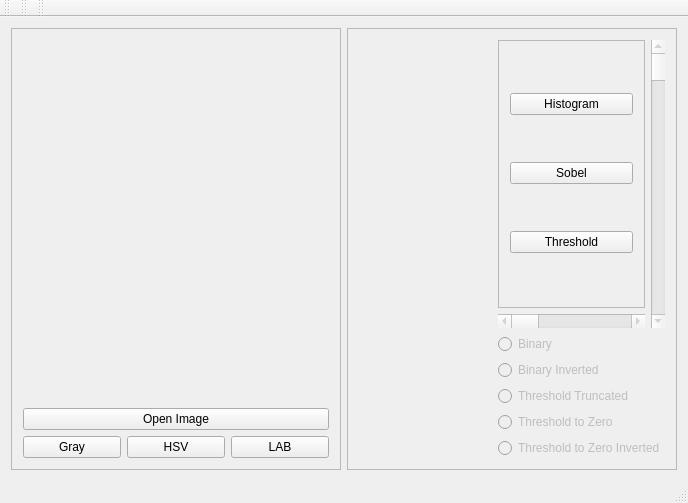
Before: the Qt Designer form mainwindow.ui in adityasinha-1988/Plant_Disease, drawn with Qt 5.
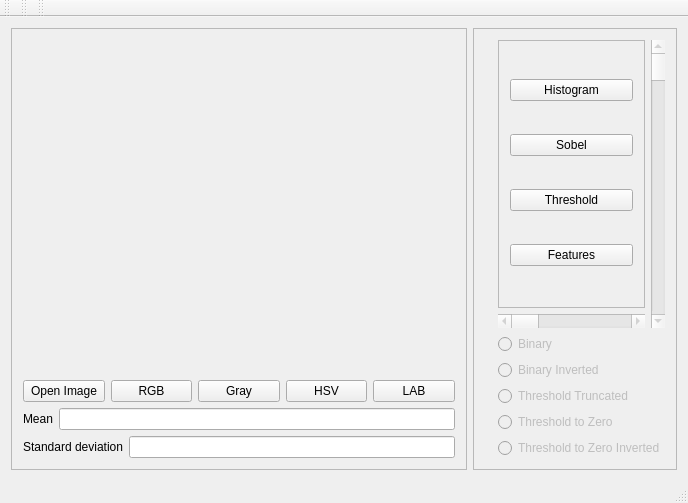
After: the same form once the commit is applied.

Commit message: Mean and SD values displayed, someUI changes

The edit to the form file:
```diff
--- a/mainwindow.ui
+++ b/mainwindow.ui
@@ -15,65 +15,6 @@
   </property>
   <widget class="QWidget" name="centralWidget">
    <layout class="QGridLayout" name="gridLayout_3">
-    <item row="0" column="0">
-     <widget class="QFrame" name="frame">
-      <property name="frameShape">
-       <enum>QFrame::StyledPanel</enum>
-      </property>
-      <property name="frameShadow">
-       <enum>QFrame::Raised</enum>
-      </property>
-      <layout class="QGridLayout" name="gridLayout">
-       <item row="0" column="0">
-        <layout class="QVBoxLayout" name="verticalLayout_3">
-         <item>
-          <widget class="QLabel" name="label">
-           <property name="text">
-            <string/>
-           </property>
-          </widget>
-         </item>
-         <item>
-          <layout class="QVBoxLayout" name="verticalLayout_2">
-           <item>
-            <widget class="QPushButton" name="pushButton">
-             <property name="text">
-              <string>Open Image</string>
-             </property>
-            </widget>
-           </item>
-           <item>
-            <layout class="QHBoxLayout" name="horizontalLayout_2">
-             <item>
-              <widget class="QPushButton" name="pushButton_5">
-               <property name="text">
-                <string>Gray</string>
-               </property>
-              </widget>
-             </item>
-             <item>
-              <widget class="QPushButton" name="pushButton_6">
-               <property name="text">
-                <string>HSV</string>
-               </property>
-              </widget>
-             </item>
-             <item>
-              <widget class="QPushButton" name="pushButton_7">
-               <property name="text">
-                <string>LAB</string>
-               </property>
-              </widget>
-             </item>
-            </layout>
-           </item>
-          </layout>
-         </item>
-        </layout>
-       </item>
-      </layout>
-     </widget>
-    </item>
     <item row="0" column="1">
      <widget class="QFrame" name="frame_2">
       <property name="frameShape">
@@ -126,6 +67,13 @@
                   </property>
                  </widget>
                 </item>
+                <item>
+                 <widget class="QPushButton" name="pushButton_8">
+                  <property name="text">
+                   <string>Features</string>
+                  </property>
+                 </widget>
+                </item>
                </layout>
               </widget>
              </item>
@@ -213,15 +161,96 @@
         </layout>
        </item>
       </layout>
-      <zorder>frame_3</zorder>
-      <zorder>label_2</zorder>
-      <zorder>horizontalScrollBar</zorder>
-      <zorder>verticalScrollBar</zorder>
-      <zorder>radioButton</zorder>
-      <zorder>radioButton_2</zorder>
-      <zorder>radioButton_3</zorder>
-      <zorder>radioButton_4</zorder>
-      <zorder>radioButton_5</zorder>
+     </widget>
+    </item>
+    <item row="0" column="0">
+     <widget class="QFrame" name="frame">
+      <property name="frameShape">
+       <enum>QFrame::StyledPanel</enum>
+      </property>
+      <property name="frameShadow">
+       <enum>QFrame::Raised</enum>
+      </property>
+      <layout class="QGridLayout" name="gridLayout">
+       <item row="0" column="0">
+        <widget class="QLabel" name="label">
+         <property name="text">
+          <string/>
+         </property>
+        </widget>
+       </item>
+       <item row="1" column="0">
+        <layout class="QVBoxLayout" name="verticalLayout_2">
+         <item>
+          <layout class="QHBoxLayout" name="horizontalLayout_4">
+           <item>
+            <widget class="QPushButton" name="pushButton">
+             <property name="text">
+              <string>Open Image</string>
+             </property>
+            </widget>
+           </item>
+           <item>
+            <widget class="QPushButton" name="pushButton_9">
+             <property name="text">
+              <string>RGB</string>
+             </property>
+            </widget>
+           </item>
+           <item>
+            <widget class="QPushButton" name="pushButton_5">
+             <property name="text">
+              <string>Gray</string>
+             </property>
+            </widget>
+           </item>
+           <item>
+            <widget class="QPushButton" name="pushButton_6">
+             <property name="text">
+              <string>HSV</string>
+             </property>
+            </widget>
+           </item>
+           <item>
+            <widget class="QPushButton" name="pushButton_7">
+             <property name="text">
+              <string>LAB</string>
+             </property>
+            </widget>
+           </item>
+          </layout>
+         </item>
+         <item>
+          <layout class="QHBoxLayout" name="horizontalLayout_2">
+           <item>
+            <widget class="QLabel" name="label_3">
+             <property name="text">
+              <string>Mean</string>
+             </property>
+            </widget>
+           </item>
+           <item>
+            <widget class="QLineEdit" name="lineEdit"/>
+           </item>
+          </layout>
+         </item>
+         <item>
+          <layout class="QHBoxLayout" name="horizontalLayout_3">
+           <item>
+            <widget class="QLabel" name="label_4">
+             <property name="text">
+              <string>Standard deviation</string>
+             </property>
+            </widget>
+           </item>
+           <item>
+            <widget class="QLineEdit" name="lineEdit_2"/>
+           </item>
+          </layout>
+         </item>
+        </layout>
+       </item>
+      </layout>
      </widget>
     </item>
    </layout>
```
The commit also changes 3 other files.
